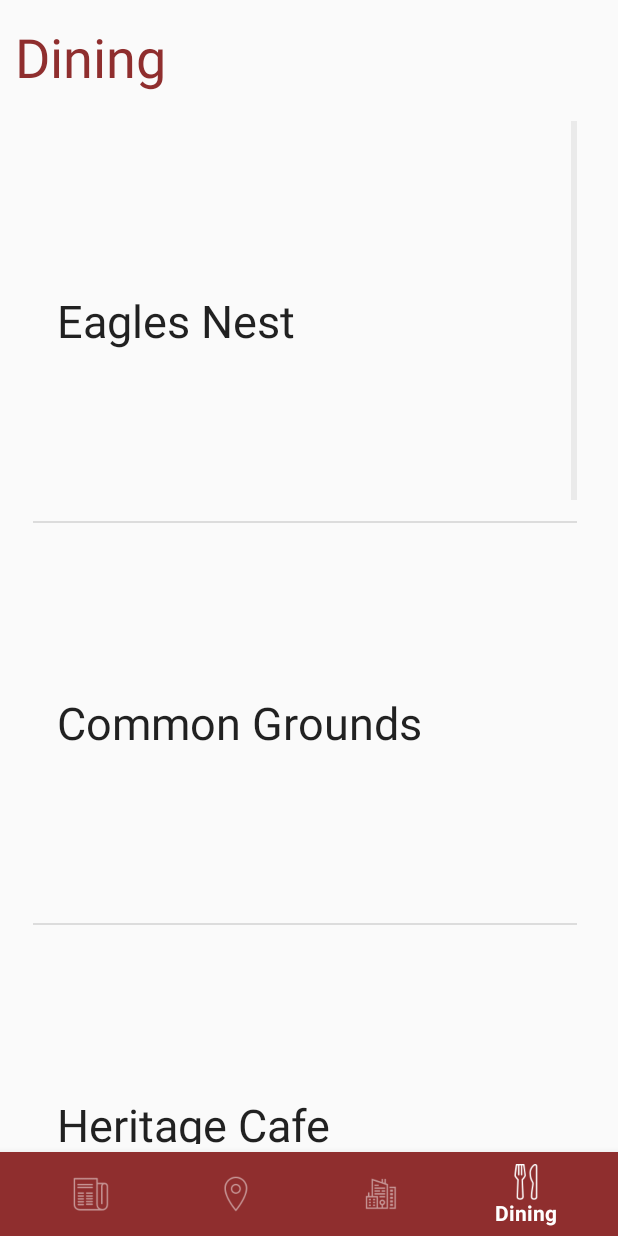
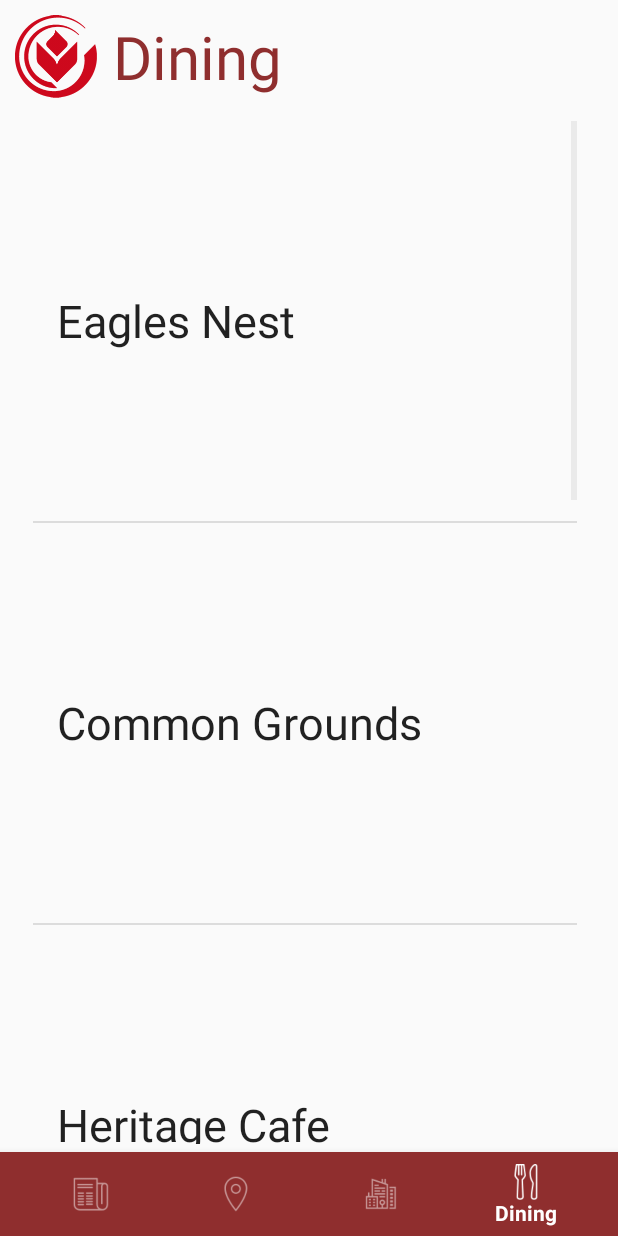
Before and after one commit to jiahuij/club-mobile-app-project, an Android app: the Restaurants_Main screen opened directly, with no data from a screen before it, on a phone screen of 412 x 824 dp. Run offline under Robolectric (Android 15) with nearby library versions, the phone set to English and light mode, and no system bars.

```diff
--- a/app/src/main/java/com/example/derekjames/uiproject/Restaurants_Main.java
+++ b/app/src/main/java/com/example/derekjames/uiproject/Restaurants_Main.java
@@ -13,7 +13,7 @@ import android.view.ViewGroup;
 import android.widget.ArrayAdapter;
 import android.widget.ListView;
 import android.widget.TextView;
-
+import android.widget.AdapterView;
 import java.util.ArrayList;
 import java.util.Arrays;
 import java.util.List;
@@ -35,7 +35,19 @@ public class Restaurants_Main extends AppCompatActivity {
                 "Blackstone Cafe",
                 "Coffee Cart"
         };
+        Integer[] imageId = {
+                R.drawable.eaglesnest,
+                R.drawable.commongrounds,
+                R.drawable.heritagecafe,
+                R.drawable.talon,
+                R.drawable.caf,
+                R.drawable.blackstonecafe,
+                R.drawable.coffeecart
+        };
         final ListView restaurantListView = (ListView) findViewById(R.id.RestaurantsListView);
+
+
+
         final List<String> myList = new ArrayList<String>(Arrays.asList(restaurantsArray));
         final ArrayAdapter<String> arrayAdapter = new ArrayAdapter<String> (this, android.R.layout.simple_list_item_1, myList) {
             @Override public View getView(int pos, View convertView, ViewGroup parent) {
--- a/app/src/main/res/layout/activity_restaurants__main.xml
+++ b/app/src/main/res/layout/activity_restaurants__main.xml
@@ -39,16 +39,32 @@
       android:layout_width="0dp"
       android:layout_height="75dp"
       android:layout_marginEnd="10dp"
-      android:layout_marginLeft="10dp"
+      android:layout_marginLeft="75dp"
       android:layout_marginRight="10dp"
-      android:layout_marginStart="10dp"
+      android:layout_marginStart="75dp"
       android:gravity="fill_vertical"
       android:text="Dining"
       android:textColor="@color/TabBarColor"
-      android:textSize="36sp"
+      android:textSize="40sp"
       app:layout_constraintBottom_toTopOf="@+id/RestaurantsListView"
       app:layout_constraintEnd_toEndOf="parent"
       app:layout_constraintStart_toStartOf="parent"
       app:layout_constraintTop_toTopOf="parent" />
 
+  <ImageView
+      android:id="@+id/imageView9"
+      android:layout_width="0dp"
+      android:layout_height="0dp"
+      android:layout_marginBottom="10dp"
+      android:layout_marginEnd="10dp"
+      android:layout_marginLeft="10dp"
+      android:layout_marginRight="10dp"
+      android:layout_marginStart="10dp"
+      android:layout_marginTop="10dp"
+      app:layout_constraintBottom_toTopOf="@+id/RestaurantsListView"
+      app:layout_constraintEnd_toStartOf="@+id/textView4"
+      app:layout_constraintStart_toStartOf="parent"
+      app:layout_constraintTop_toTopOf="parent"
+      app:srcCompat="@drawable/biola_icon_red" />
+
 </android.support.constraint.ConstraintLayout>
```
Also changed, not shown: app/src/main/res/layout/activity_restaurants__food__menus.xml (+34 -0 lines), app/src/main/res/drawable/blackstonecafe.jpg (added), app/src/main/res/drawable/caf.jpg (added), app/src/main/res/drawable/commongrounds.jpg (added), app/src/main/res/drawable/eaglesnest.jpg (added), app/src/main/res/drawable/heritagecafe.jpeg (added), app/src/main/res/drawable/talon.jpg (added), 1 other file.
